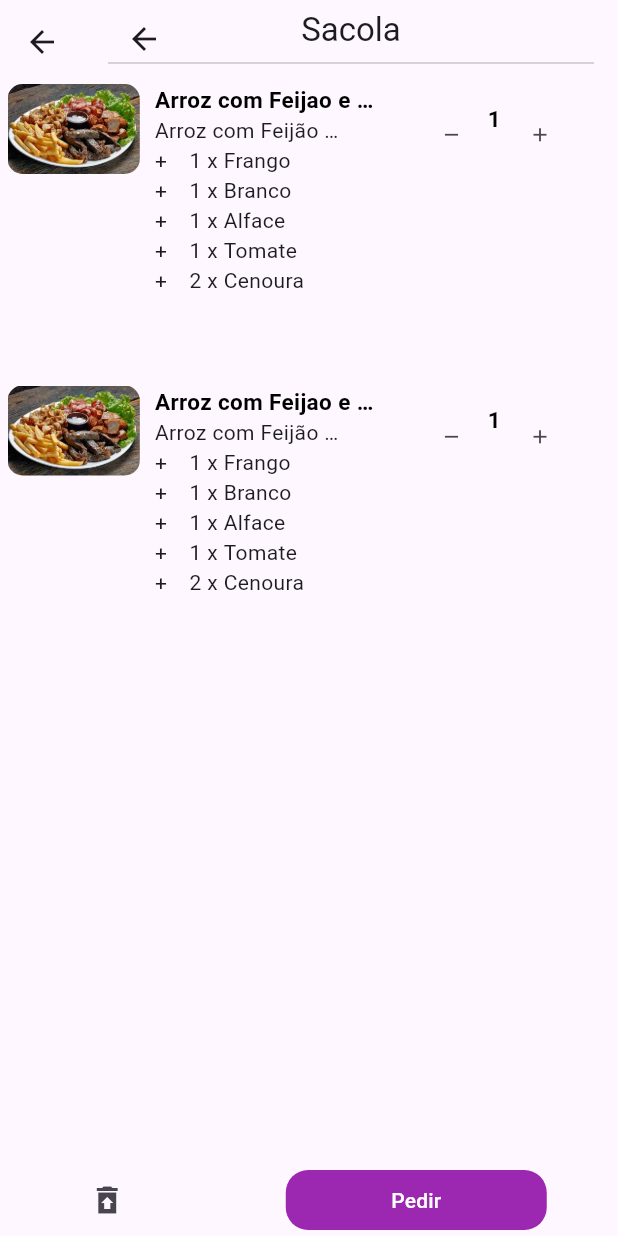
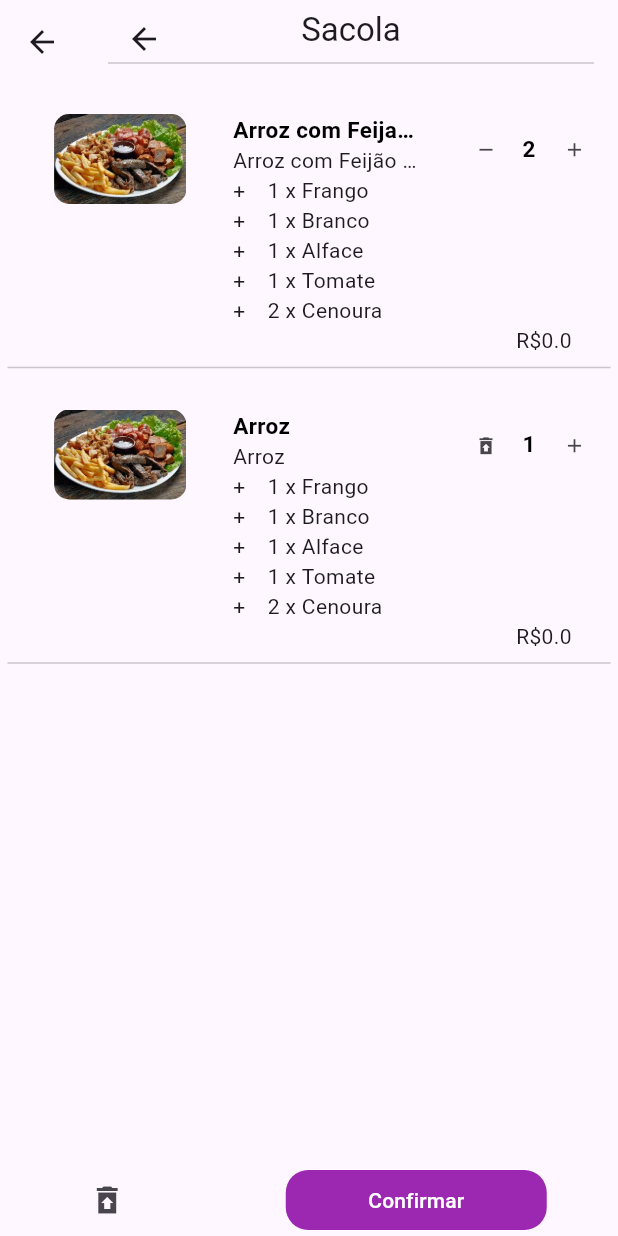
Before and after one commit to PedroGuerraMP/app-entregas, a Flutter app: the CartDetail screen opened directly with empty values, after a tap on the "add" icon, on a phone screen of 412 x 824 dp. Run offline on Flutter 3.47's test engine with Material 3 defaults, Android fonts, the light colour scheme and no system bars; our stand-ins replace scrollable_positioned_list; missing offline and left inert: dart:ffi.

Commit message:
[+] add preco e excluir item do pedido + refatoracao

```diff
--- a/app_entregas/lib/data/pedidos.dart
+++ b/app_entregas/lib/data/pedidos.dart
@@ -57,7 +57,7 @@ final Pedido pedidoExemplo = Pedido(01, "Incompleto", 0, [
     ]
   ),
   PedidoItem(
-    Item("Arroz com Feijao e carne", "Arroz com Feijão e Carne. Feijão sempre é o carioca.", 10.00, "Janta",
+    Item("Arroz", "Arroz", 10.00, "Janta",
       [
         Adicional(true, "Carne", 1, 0, [
           const AdicionalItem("Frango", 0.00),
--- a/app_entregas/lib/screens/cart_detail/cart_detail.dart
+++ b/app_entregas/lib/screens/cart_detail/cart_detail.dart
@@ -80,7 +80,7 @@ class _CartDetailState extends State<CartDetail> with SingleTickerProviderStateM
                   width:150,
                   child: Text(
                     textAlign: TextAlign.center,
-                    "Pedir"
+                    "Confirmar"
                     ),
                 ),
                 onPressed: (){},
--- a/app_entregas/lib/screens/cart_detail/cart_vertical_slider.dart
+++ b/app_entregas/lib/screens/cart_detail/cart_vertical_slider.dart
@@ -1,11 +1,7 @@
-import 'dart:ffi';
-
 import 'package:app_entregas/models/pedido.dart';
 import 'package:flutter/material.dart';
-import 'package:app_entregas/models/item.dart';
-import 'package:flutter/widgets.dart';
 
-class CartVerticalSlider extends StatelessWidget {
+class CartVerticalSlider extends StatefulWidget {
 
   final Pedido pedido;
   final void Function() itemDetailOnClick;
@@ -14,73 +10,79 @@ class CartVerticalSlider extends StatelessWidget {
   CartVerticalSlider(this.pedido, this.itemDetailOnClick, this.listaPedidoItemsControllers, {super.key});
 
   @override
+  State<StatefulWidget> createState() => _CartVerticalSliderState();
+}
+
+class _CartVerticalSliderState extends State<CartVerticalSlider> {
+
+  late final Pedido pedido;
+  late final void Function() itemDetailOnClick;
+  late List<(String, TextEditingController)> listaPedidoItemsControllers;
+
+
+  @override
+  void initState() {
+    pedido = widget.pedido;
+    itemDetailOnClick = widget.itemDetailOnClick;
+    listaPedidoItemsControllers = widget.listaPedidoItemsControllers;
+    super.initState();
+  }
+
+  @override
   Widget build(BuildContext context) {
     return ListView.builder(
       scrollDirection: Axis.vertical,
       padding: const EdgeInsets.symmetric(horizontal: 5, vertical: 0),
       itemCount: pedido.items.length,
       itemBuilder: (BuildContext aContext, int pIndex) {
-            return Row(
+        return
+        Column(
+          children: [
+            const SizedBox(height: 20,),
+            Row(
               crossAxisAlignment: CrossAxisAlignment.start,
+              mainAxisAlignment: MainAxisAlignment.spaceBetween,
               children: [
-                SizedBox(
-                  width: MediaQuery.of(context).size.height*0.33,
-                  child: Row(
-                      crossAxisAlignment: CrossAxisAlignment.start,
-                      children: [
+                const SizedBox(width: 10,),
                 ClipRRect(
                   borderRadius: BorderRadius.circular(10),
                   child: SizedBox.fromSize(
                     child: Image.asset( height: 60, 'assets/img/prato-0.jpg', ),
                   ),
                 ),
+                Row(
+                  children: [
                     const SizedBox(width: 10),
-                        Column(
-                          mainAxisAlignment: MainAxisAlignment.spaceAround,
+                    SizedBox(
+                      width: MediaQuery.of(context).size.width*0.3,
+                      child: Column(
                         crossAxisAlignment: CrossAxisAlignment.start,
                         children: [
-                            Row(
-                            mainAxisSize: MainAxisSize.min,
-                            children: [
-                              SizedBox(
-                                width: MediaQuery.of(context).size.width*0.36,
-                                child: Text(
+                          Text(style: const TextStyle(fontSize: 15, fontWeight: FontWeight.w700, color: Colors.black),
                             overflow: TextOverflow.ellipsis,
-                                  style: const TextStyle(fontSize: 15, fontWeight: FontWeight.w700, color: Colors.black),
                             pedido.items[pIndex].item.nome
-                                )
                           ),
-                            ]
+                          Text(
+                            overflow: TextOverflow.ellipsis,
+                            pedido.items[pIndex].item.descricao
                           ),
-                            SizedBox(
-                              width: MediaQuery.of(context).size.width*0.3,
-                              child: Text(
-                                overflow: TextOverflow.ellipsis,
-                                pedido.items[pIndex].item.descricao),
-                            ),
-                            SizedBox(
-                              height: 160,
-                              width: MediaQuery.of(context).size.width*0.3,
-                              child: ListView.builder(
+                          ListView.builder(
                             shrinkWrap: true,
                             physics: const ScrollPhysics(),
                             scrollDirection: Axis.vertical,
                             itemCount: pedido.items[pIndex].listaAdicionais.length,
                             itemBuilder: (BuildContext bContext, int aIndex) {
-                                  return SizedBox(
-                                    width: MediaQuery.of(context).size.width*0.3,
-                                    child: ListView.builder(
+                              return  ListView.builder(
                                 shrinkWrap: true,
                                 physics: const ScrollPhysics(),
                                 scrollDirection: Axis.vertical,
                                 padding: const EdgeInsets.symmetric(horizontal: 0, vertical: 0),
                                 itemCount: pedido.items[pIndex].listaAdicionais[aIndex].quantidadeAdicionalItems.length,
                                 itemBuilder: (BuildContext cContext, int aIIndex) {
-                                        return Row(
+                                  return
+                                  Row(
                                     children: [
-                                            Text(
-                                              "+    ${pedido.items[pIndex].listaAdicionais[aIndex].quantidadeAdicionalItems[aIIndex].$2} x "
-                                            ),
+                                      Text("+    ${pedido.items[pIndex].listaAdicionais[aIndex].quantidadeAdicionalItems[aIIndex].$2} x "),
                                       Text(
                                         overflow: TextOverflow.clip,
                                         pedido.items[pIndex].listaAdicionais[aIndex].quantidadeAdicionalItems[aIIndex].$1
@@ -88,26 +90,25 @@ class CartVerticalSlider extends StatelessWidget {
                                     ]
                                   );
                                 }
-                                    )
                               );
                             }
                           )
-                            ),
                         ]
                       ),
+                    )
                   ],
                 ),
-                ),
-                SizedBox(
-                  width: MediaQuery.of(context).size.height*0.15,
-                  child: Row(
+                Row(
+                  crossAxisAlignment: CrossAxisAlignment.start,
                   children: [
                     IconButton(
                       iconSize: 15.0,
-                        icon: const Icon(
-                          Icons.remove),
+                      icon: Icon(
+                        listaPedidoItemsControllers.firstWhere((element) => element.$1 == pedido.items[pIndex].item.nome).$2.value.text == "1"?
+                        Icons.restore_from_trash_sharp : Icons.remove
+                      ),
                       onPressed: () {
-                          increment("", false);
+                        increment(listaPedidoItemsControllers.firstWhere((element) => element.$1 == pedido.items[pIndex].item.nome).$1, false);
                       },
                     ),
                     SizedBox(
@@ -123,14 +124,26 @@ class CartVerticalSlider extends StatelessWidget {
                     IconButton(
                       iconSize: 15.0,
                       icon: const Icon(
-                          Icons.add),
+                        Icons.add
+                        ),
                       onPressed: () {
-                          increment("", true);
+                        increment(listaPedidoItemsControllers.firstWhere((element) => element.$1 == pedido.items[pIndex].item.nome).$1, true);
                       },
                     )
                   ],
                 ),
-                )
+              ]
+            ),
+            SizedBox(
+              width: MediaQuery.of(context).size.width*0.85,
+              child: Row(
+                mainAxisAlignment: MainAxisAlignment.end,
+                children: [
+                  Text("R\$${pedido.total}")
+                ],
+              ),
+            ),
+            const Divider()
           ]
         );
       }
@@ -138,21 +151,24 @@ class CartVerticalSlider extends StatelessWidget {
   }
 
    void increment(String key, bool positive) {
-    // int indexLista = widget.listaAdicionalController.indexWhere((element) => element.$1 == key);
+    int indexLista = listaPedidoItemsControllers.indexWhere((element) => element.$1 == key);
 
-    // if (int.tryParse(widget.listaAdicionalController[indexLista].$2.value.text)! > 0) {
-    //   var newValue = int.parse(widget.listaAdicionalController[indexLista].$2.value.text);
-    //   positive ? newValue++ : newValue--;
-
-    //   widget.listaAdicionalController[indexLista].$2.value = TextEditingValue(text: newValue.toString());
-    // }
-    // else{
-    //   if(positive){
-    //     widget.listaAdicionalController[indexLista].$2.value = const TextEditingValue(text: "1");
-    //   }
-    // }
-    // validateList();
-    // setState(() {});
+    if(indexLista == -1) {
+      return;
     }
 
+    var newValue = int.parse(listaPedidoItemsControllers[indexLista].$2.value.text);
+
+    if(!positive && newValue == 1){
+      pedido.items.removeAt(pedido.items.indexWhere((element) => element.item.nome == key));
     }
+    else {
+      positive ? newValue++ : newValue--;
+      listaPedidoItemsControllers[indexLista].$2.value = TextEditingValue(text: newValue.toString());
+    }
+
+    setState(() {});
+  }
+
+
+}
```
Lines whose indentation alone changed are shown as unchanged.
